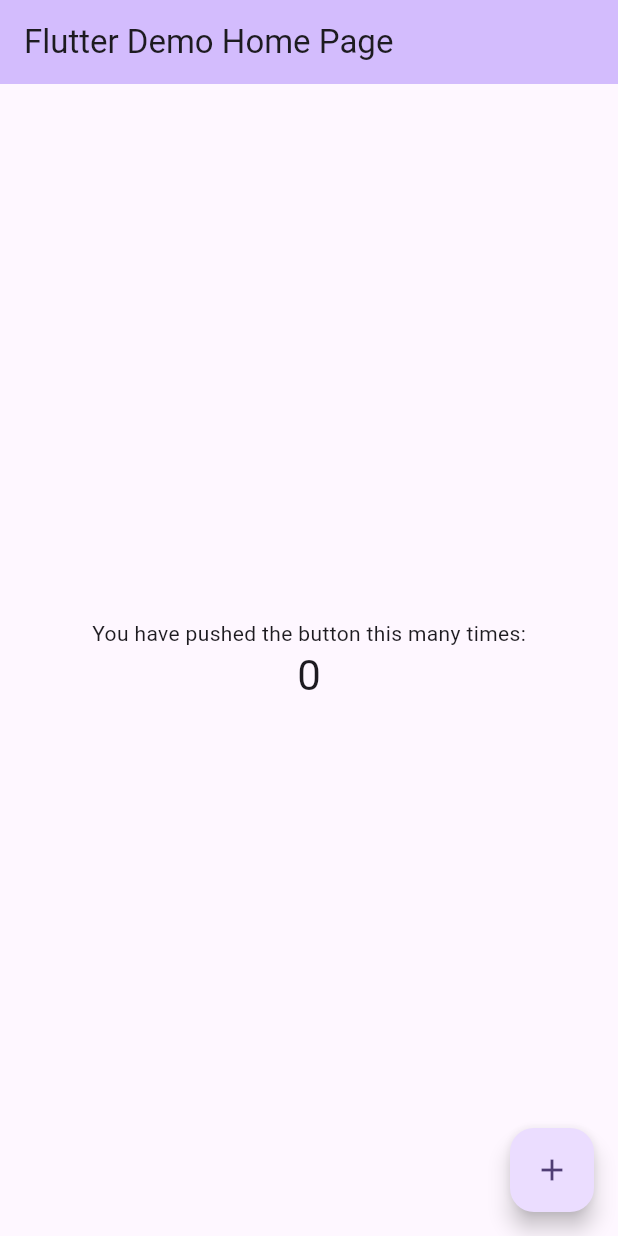
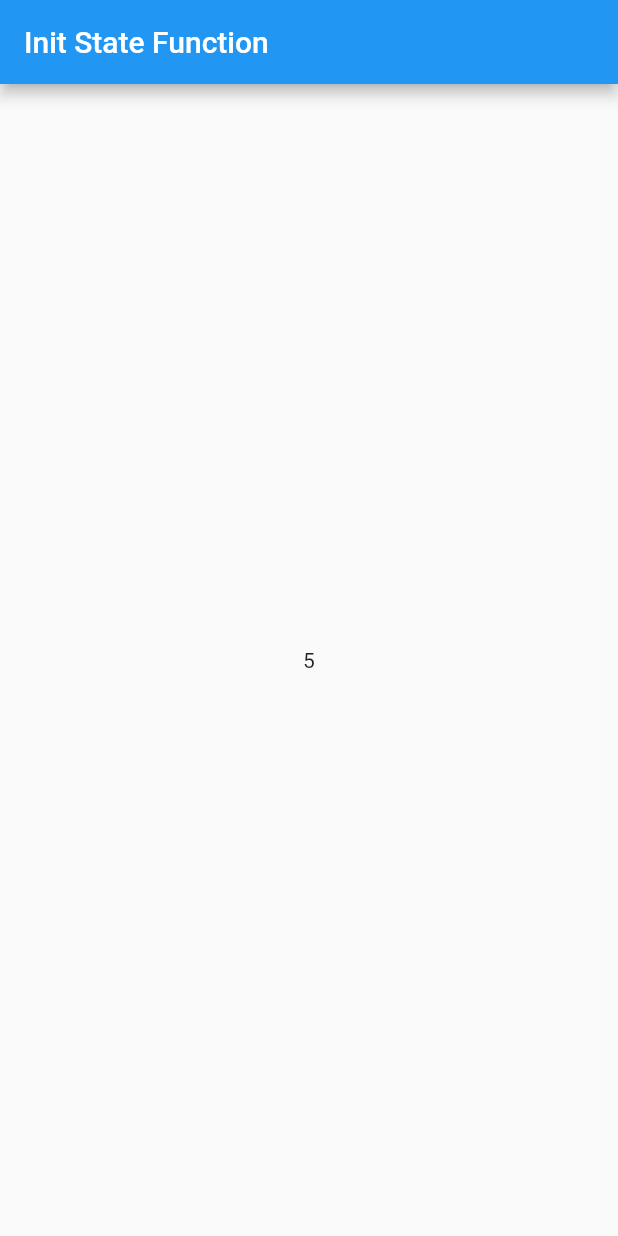
Before and after one commit to Harshhvermaa/YOUTUBE_Init-setstate, a Flutter app: the screen it shows after launch, on a phone screen of 412 x 824 dp. Run offline on Flutter 3.47's test engine with Material 2 defaults, Android fonts, the phone set to English and light mode, and no system bars.

Commit message:
first commit

```diff
--- /dev/null
+++ b/lib/Homescreen.dart
@@ -0,0 +1,30 @@
+import 'package:flutter/material.dart';
+
+class Homescreen extends StatefulWidget {
+  const Homescreen({super.key});
+
+  @override
+  State<Homescreen> createState() => _HomescreenState();
+}
+
+class _HomescreenState extends State<Homescreen> {
+  int num = 2;
+
+  @override
+  void initState(){
+    super.initState();
+    num = 5;
+  }
+
+  @override
+  Widget build(BuildContext context) {
+    return Scaffold(
+      appBar: AppBar(
+        title: Text("Init State Function"),
+      ),
+      body: Center(
+        child: Text("${num}"),
+      ),
+    );
+  }
+}
--- a/lib/main.dart
+++ b/lib/main.dart
@@ -1,4 +1,5 @@
 import 'package:flutter/material.dart';
+import 'package:flutter_setstate/Homescreen.dart';
 
 void main() {
   runApp(const MyApp());
@@ -7,119 +8,10 @@ void main() {
 class MyApp extends StatelessWidget {
   const MyApp({super.key});
 
-  // This widget is the root of your application.
   @override
   Widget build(BuildContext context) {
     return MaterialApp(
-      title: 'Flutter Demo',
-      theme: ThemeData(
-        // This is the theme of your application.
-        //
-        // TRY THIS: Try running your application with "flutter run". You'll see
-        // the application has a blue toolbar. Then, without quitting the app,
-        // try changing the seedColor in the colorScheme below to Colors.green
-        // and then invoke "hot reload" (save your changes or press the "hot
-        // reload" button in a Flutter-supported IDE, or press "r" if you used
-        // the command line to start the app).
-        //
-        // Notice that the counter didn't reset back to zero; the application
-        // state is not lost during the reload. To reset the state, use hot
-        // restart instead.
-        //
-        // This works for code too, not just values: Most code changes can be
-        // tested with just a hot reload.
-        colorScheme: ColorScheme.fromSeed(seedColor: Colors.deepPurple),
-        useMaterial3: true,
-      ),
-      home: const MyHomePage(title: 'Flutter Demo Home Page'),
+        home: Homescreen()
     );
   }
 }
-
-class MyHomePage extends StatefulWidget {
-  const MyHomePage({super.key, required this.title});
-
-  // This widget is the home page of your application. It is stateful, meaning
-  // that it has a State object (defined below) that contains fields that affect
-  // how it looks.
-
-  // This class is the configuration for the state. It holds the values (in this
-  // case the title) provided by the parent (in this case the App widget) and
-  // used by the build method of the State. Fields in a Widget subclass are
-  // always marked "final".
-
-  final String title;
-
-  @override
-  State<MyHomePage> createState() => _MyHomePageState();
-}
-
-class _MyHomePageState extends State<MyHomePage> {
-  int _counter = 0;
-
-  void _incrementCounter() {
-    setState(() {
-      // This call to setState tells the Flutter framework that something has
-      // changed in this State, which causes it to rerun the build method below
-      // so that the display can reflect the updated values. If we changed
-      // _counter without calling setState(), then the build method would not be
-      // called again, and so nothing would appear to happen.
-      _counter++;
-    });
-  }
-
-  @override
-  Widget build(BuildContext context) {
-    // This method is rerun every time setState is called, for instance as done
-    // by the _incrementCounter method above.
-    //
-    // The Flutter framework has been optimized to make rerunning build methods
-    // fast, so that you can just rebuild anything that needs updating rather
-    // than having to individually change instances of widgets.
-    return Scaffold(
-      appBar: AppBar(
-        // TRY THIS: Try changing the color here to a specific color (to
-        // Colors.amber, perhaps?) and trigger a hot reload to see the AppBar
-        // change color while the other colors stay the same.
-        backgroundColor: Theme.of(context).colorScheme.inversePrimary,
-        // Here we take the value from the MyHomePage object that was created by
-        // the App.build method, and use it to set our appbar title.
-        title: Text(widget.title),
-      ),
-      body: Center(
-        // Center is a layout widget. It takes a single child and positions it
-        // in the middle of the parent.
-        child: Column(
-          // Column is also a layout widget. It takes a list of children and
-          // arranges them vertically. By default, it sizes itself to fit its
-          // children horizontally, and tries to be as tall as its parent.
-          //
-          // Column has various properties to control how it sizes itself and
-          // how it positions its children. Here we use mainAxisAlignment to
-          // center the children vertically; the main axis here is the vertical
-          // axis because Columns are vertical (the cross axis would be
-          // horizontal).
-          //
-          // TRY THIS: Invoke "debug painting" (choose the "Toggle Debug Paint"
-          // action in the IDE, or press "p" in the console), to see the
-          // wireframe for each widget.
-          mainAxisAlignment: MainAxisAlignment.center,
-          children: <Widget>[
-            const Text(
-              'You have pushed the button this many times:',
-            ),
-            Text(
-              '$_counter',
-              style: Theme.of(context).textTheme.headlineMedium,
-            ),
-          ],
-        ),
-      ),
-      floatingActionButton: FloatingActionButton(
-        onPressed: _incrementCounter,
-        tooltip: 'Increment',
-        child: const Icon(Icons.add),
-      ), // This trailing comma makes auto-formatting nicer for build methods.
-    );
-  }
-}
```
